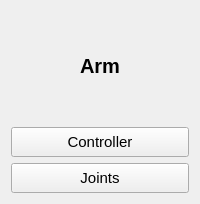
This is rover_launch_control/resource/rover_launch_control.ui in robotique-udes/rover as Qt 5 draws it before an edit. The edited form follows.
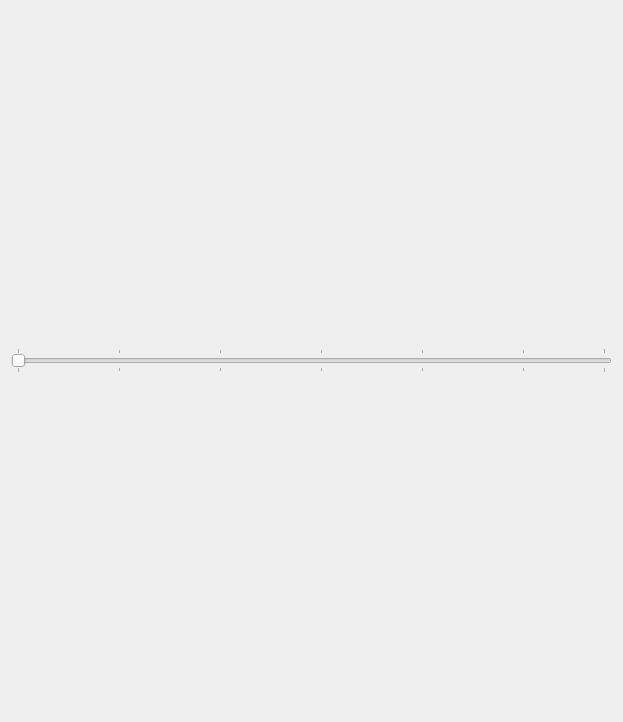
This is the edited form.

Commit message:
Created cam_control_pkg
Needs name change

```diff
--- a/rover_launch_control/resource/rover_launch_control.ui
+++ b/rover_launch_control/resource/rover_launch_control.ui
@@ -9,13 +9,13 @@
    <rect>
     <x>0</x>
     <y>0</y>
-    <width>200</width>
-    <height>204</height>
+    <width>623</width>
+    <height>722</height>
    </rect>
   </property>
   <property name="maximumSize">
    <size>
-    <width>200</width>
+    <width>16777215</width>
     <height>16777215</height>
    </size>
   </property>
@@ -36,118 +36,33 @@
   <property name="styleSheet">
    <string notr="true"/>
   </property>
-  <layout class="QGridLayout" name="gridLayout">
-   <item row="0" column="0">
-    <layout class="QVBoxLayout" name="verticalLayout">
-     <item>
-      <layout class="QVBoxLayout" name="verticalLayout_2">
+  <layout class="QGridLayout" name="gridLayout_2">
+   <item row="0" column="0" colspan="2">
+    <layout class="QGridLayout" name="gridLayout">
+     <item row="0" column="0">
+      <layout class="QVBoxLayout" name="verticalLayout">
        <item>
-        <widget class="QLabel" name="label">
-         <property name="sizePolicy">
-          <sizepolicy hsizetype="MinimumExpanding" vsizetype="MinimumExpanding">
-           <horstretch>0</horstretch>
-           <verstretch>0</verstretch>
-          </sizepolicy>
+        <widget class="QSlider" name="fps_slider">
+         <property name="minimum">
+          <number>1</number>
          </property>
-         <property name="font">
-          <font>
-           <family>Ubuntu</family>
-           <pointsize>15</pointsize>
-           <weight>75</weight>
-           <bold>true</bold>
-          </font>
+         <property name="maximum">
+          <number>30</number>
          </property>
-         <property name="text">
-          <string>Arm</string>
+         <property name="orientation">
+          <enum>Qt::Horizontal</enum>
          </property>
-         <property name="textFormat">
-          <enum>Qt::AutoText</enum>
-         </property>
-         <property name="scaledContents">
+         <property name="invertedAppearance">
           <bool>false</bool>
          </property>
-         <property name="alignment">
-          <set>Qt::AlignCenter</set>
-         </property>
-        </widget>
-       </item>
-       <item>
-        <widget class="QPushButton" name="pb_controller">
-         <property name="sizePolicy">
-          <sizepolicy hsizetype="Minimum" vsizetype="Fixed">
-           <horstretch>0</horstretch>
-           <verstretch>0</verstretch>
-          </sizepolicy>
-         </property>
-         <property name="minimumSize">
-          <size>
-           <width>0</width>
-           <height>30</height>
-          </size>
-         </property>
-         <property name="text">
-          <string>Controller</string>
-         </property>
-         <property name="iconSize">
-          <size>
-           <width>16</width>
-           <height>16</height>
-          </size>
-         </property>
-         <property name="checkable">
-          <bool>true</bool>
-         </property>
-         <property name="checked">
+         <property name="invertedControls">
           <bool>false</bool>
          </property>
-         <property name="autoDefault">
-          <bool>false</bool>
+         <property name="tickPosition">
+          <enum>QSlider::TicksBothSides</enum>
          </property>
-         <property name="default">
-          <bool>false</bool>
-         </property>
-         <property name="flat">
-          <bool>false</bool>
-         </property>
-        </widget>
-       </item>
-       <item>
-        <widget class="QPushButton" name="pb_joints">
-         <property name="sizePolicy">
-          <sizepolicy hsizetype="Minimum" vsizetype="Fixed">
-           <horstretch>0</horstretch>
-           <verstretch>0</verstretch>
-          </sizepolicy>
-         </property>
-         <property name="minimumSize">
-          <size>
-           <width>0</width>
-           <height>30</height>
-          </size>
-         </property>
-         <property name="text">
-          <string>Joints</string>
-         </property>
-         <property name="iconSize">
-          <size>
-           <width>16</width>
-           <height>16</height>
-          </size>
-         </property>
-         <property name="checkable">
-          <bool>true</bool>
-         </property>
-         <property name="checked">
-          <bool>false</bool>
-         </property>
-         <property name="autoDefault">
-          <bool>false</bool>
-         </property>
-         <property name="default">
-          <bool>false</bool>
-         </property>
-         <property name="flat">
-          <bool>false</bool>
+         <property name="tickInterval">
+          <number>5</number>
          </property>
         </widget>
        </item>
```
The commit also changes 2 other files.
